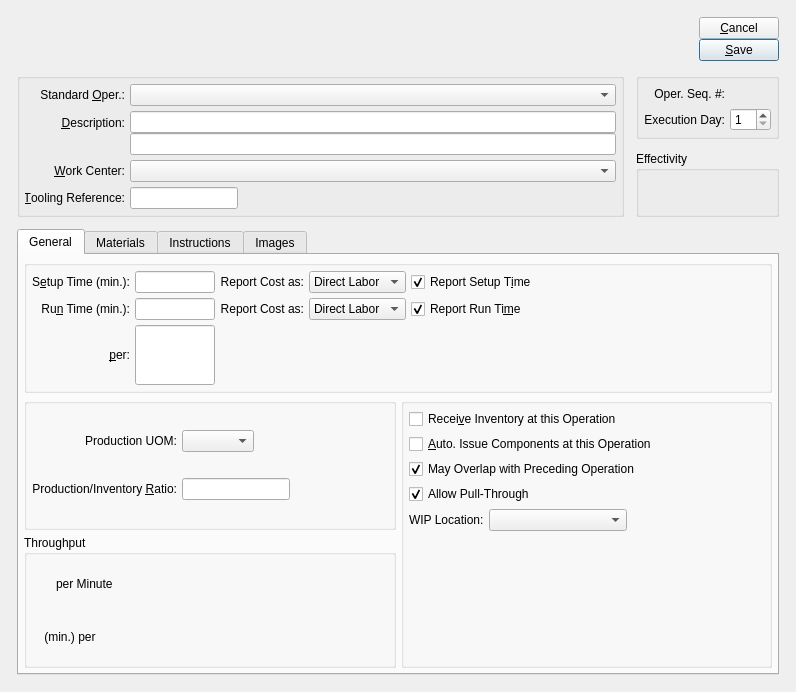
Above: source/manufacturing/foundation-database/xtmfg/tables/pkguiform/booItem.ui from tomdatkins/xtuple before the change. Below: the same form after it.
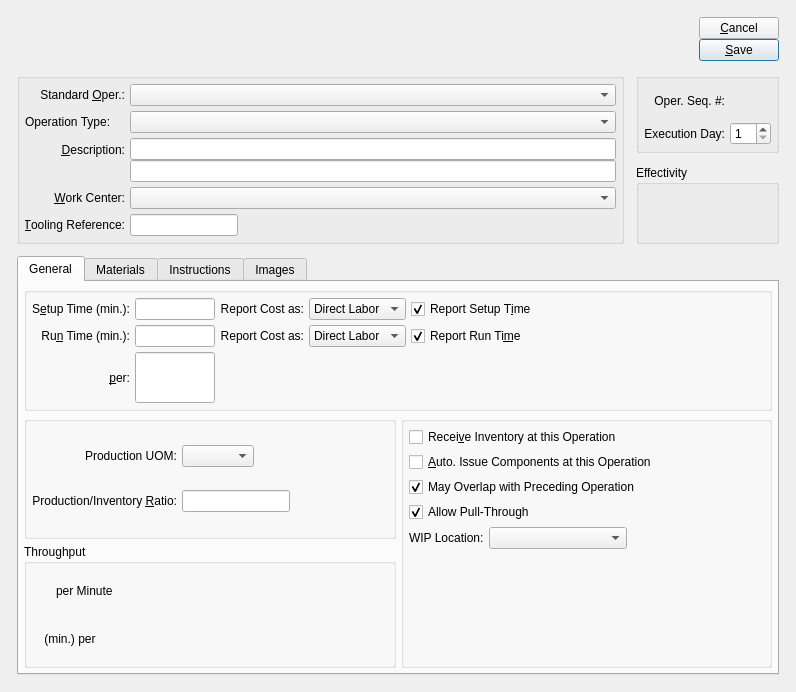
That is the form after the change. Custom widgets are drawn as their Qt base class.

Commit message: Add Operation Type to Routing and associated screens.  Copy operation type from routing to Work Order Operation

```diff
--- a/source/manufacturing/foundation-database/xtmfg/tables/pkguiform/booItem.ui
+++ b/source/manufacturing/foundation-database/xtmfg/tables/pkguiform/booItem.ui
@@ -118,6 +118,60 @@
         <string/>
        </property>
        <layout class="QGridLayout">
+        <item row="4" column="0">
+         <widget class="QLabel" name="_toolingReferenceLit">
+          <property name="text">
+           <string>&amp;Tooling Reference:</string>
+          </property>
+          <property name="alignment">
+           <set>Qt::AlignRight|Qt::AlignTrailing|Qt::AlignVCenter</set>
+          </property>
+          <property name="buddy">
+           <cstring>_toolingReference</cstring>
+          </property>
+         </widget>
+        </item>
+        <item row="4" column="1">
+         <layout class="QHBoxLayout">
+          <item>
+           <widget class="XLineEdit" name="_toolingReference">
+            <property name="sizePolicy">
+             <sizepolicy hsizetype="Preferred" vsizetype="Fixed">
+              <horstretch>0</horstretch>
+              <verstretch>0</verstretch>
+             </sizepolicy>
+            </property>
+           </widget>
+          </item>
+          <item>
+           <spacer>
+            <property name="orientation">
+             <enum>Qt::Horizontal</enum>
+            </property>
+            <property name="sizeHint" stdset="0">
+             <size>
+              <width>16</width>
+              <height>22</height>
+             </size>
+            </property>
+           </spacer>
+          </item>
+         </layout>
+        </item>
+        <item row="0" column="1">
+         <layout class="QHBoxLayout">
+          <item>
+           <widget class="XComboBox" name="_stdopn">
+            <property name="sizePolicy">
+             <sizepolicy hsizetype="Preferred" vsizetype="Fixed">
+              <horstretch>0</horstretch>
+              <verstretch>0</verstretch>
+             </sizepolicy>
+            </property>
+           </widget>
+          </item>
+         </layout>
+        </item>
         <item row="0" column="0">
          <widget class="QLabel" name="_standardOperLit">
           <property name="text">
@@ -131,21 +185,56 @@
           </property>
          </widget>
         </item>
-        <item row="0" column="1">
+        <item row="2" column="1">
+         <layout class="QVBoxLayout">
+          <property name="spacing">
+           <number>0</number>
+          </property>
+          <item>
+           <widget class="XLineEdit" name="_description1"/>
+          </item>
+          <item>
+           <widget class="XLineEdit" name="_description2"/>
+          </item>
+         </layout>
+        </item>
+        <item row="3" column="0">
+         <widget class="QLabel" name="_workCenterLit">
+          <property name="text">
+           <string>&amp;Work Center:</string>
+          </property>
+          <property name="alignment">
+           <set>Qt::AlignRight|Qt::AlignTrailing|Qt::AlignVCenter</set>
+          </property>
+          <property name="buddy">
+           <cstring>_wrkcnt</cstring>
+          </property>
+         </widget>
+        </item>
+        <item row="3" column="1">
          <layout class="QHBoxLayout">
           <item>
-           <widget class="XComboBox" name="_stdopn">
+           <widget class="XComboBox" name="_wrkcnt">
             <property name="sizePolicy">
              <sizepolicy hsizetype="Preferred" vsizetype="Fixed">
               <horstretch>0</horstretch>
               <verstretch>0</verstretch>
              </sizepolicy>
             </property>
+            <property name="minimumSize">
+             <size>
+              <width>100</width>
+              <height>0</height>
+             </size>
+            </property>
+            <property name="allowNull">
+             <bool>true</bool>
+            </property>
            </widget>
           </item>
          </layout>
         </item>
-        <item row="1" column="0">
+        <item row="2" column="0">
          <layout class="QVBoxLayout">
           <property name="spacing">
            <number>0</number>
@@ -182,47 +271,9 @@
          </layout>
         </item>
         <item row="1" column="1">
-         <layout class="QVBoxLayout">
-          <property name="spacing">
-           <number>0</number>
-          </property>
+         <layout class="QHBoxLayout" name="horizontalLayout_3">
           <item>
-           <widget class="XLineEdit" name="_description1"/>
-          </item>
-          <item>
-           <widget class="XLineEdit" name="_description2"/>
-          </item>
-         </layout>
-        </item>
-        <item row="2" column="0">
-         <widget class="QLabel" name="_workCenterLit">
-          <property name="text">
-           <string>&amp;Work Center:</string>
-          </property>
-          <property name="alignment">
-           <set>Qt::AlignRight|Qt::AlignTrailing|Qt::AlignVCenter</set>
-          </property>
-          <property name="buddy">
-           <cstring>_wrkcnt</cstring>
-          </property>
-         </widget>
-        </item>
-        <item row="2" column="1">
-         <layout class="QHBoxLayout">
-          <item>
-           <widget class="XComboBox" name="_wrkcnt">
-            <property name="sizePolicy">
-             <sizepolicy hsizetype="Preferred" vsizetype="Fixed">
-              <horstretch>0</horstretch>
-              <verstretch>0</verstretch>
-             </sizepolicy>
-            </property>
-            <property name="minimumSize">
-             <size>
-              <width>100</width>
-              <height>0</height>
-             </size>
-            </property>
+           <widget class="XComboBox" name="_opntype">
             <property name="allowNull">
              <bool>true</bool>
             </property>
@@ -230,46 +281,13 @@
           </item>
          </layout>
         </item>
-        <item row="3" column="0">
-         <widget class="QLabel" name="_toolingReferenceLit">
+        <item row="1" column="0">
+         <widget class="XLabel" name="_opntypeLit">
           <property name="text">
-           <string>&amp;Tooling Reference:</string>
-          </property>
-          <property name="alignment">
-           <set>Qt::AlignRight|Qt::AlignTrailing|Qt::AlignVCenter</set>
-          </property>
-          <property name="buddy">
-           <cstring>_toolingReference</cstring>
+           <string>Operation Type:</string>
           </property>
          </widget>
         </item>
-        <item row="3" column="1">
-         <layout class="QHBoxLayout">
-          <item>
-           <widget class="XLineEdit" name="_toolingReference">
-            <property name="sizePolicy">
-             <sizepolicy hsizetype="Preferred" vsizetype="Fixed">
-              <horstretch>0</horstretch>
-              <verstretch>0</verstretch>
-             </sizepolicy>
-            </property>
-           </widget>
-          </item>
-          <item>
-           <spacer>
-            <property name="orientation">
-             <enum>Qt::Horizontal</enum>
-            </property>
-            <property name="sizeHint" stdset="0">
-             <size>
-              <width>16</width>
-              <height>22</height>
-             </size>
-            </property>
-           </spacer>
-          </item>
-         </layout>
-        </item>
        </layout>
       </widget>
      </item>
```
Left out of the diff: 2 changed lines with no effect on the pictures. The commit also changes 5 other files.
